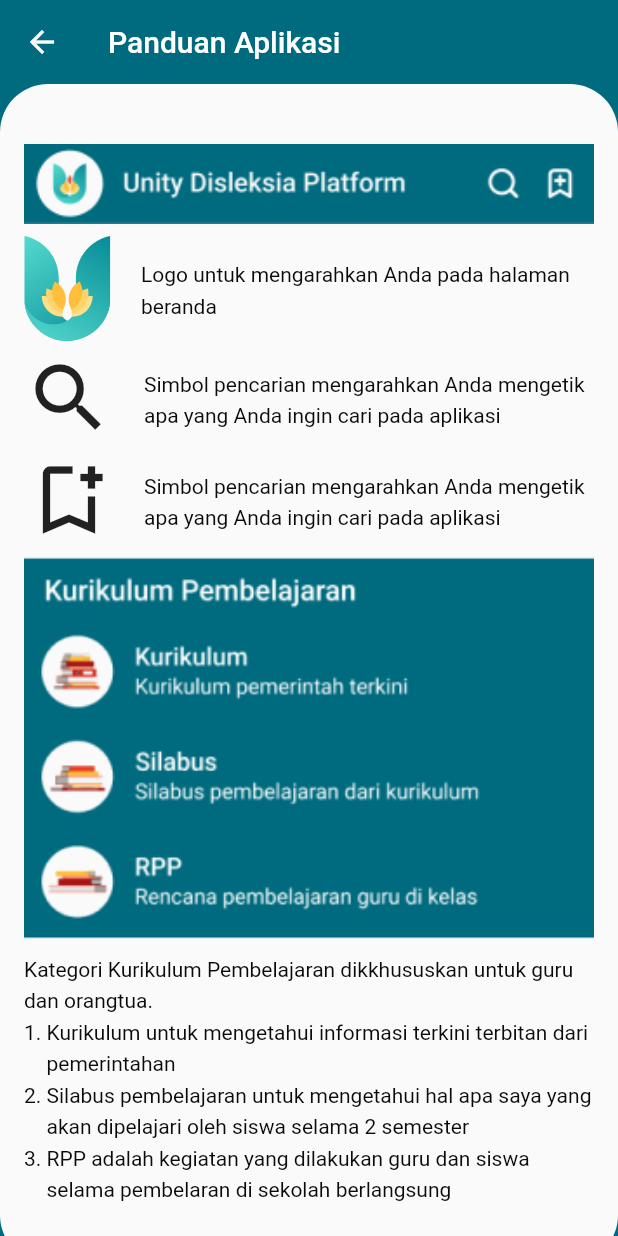
After one commit to muhamadirwan99/UnityDisleksiaPlatformV2, a Flutter app: the PanduanAplikasiView screen opened directly, on a phone screen of 412 x 824 dp. The commit adds this screen. Run offline on Flutter 3.47's test engine with Material 2 defaults, Android fonts, the phone set to English and light mode, and no system bars; our stand-ins replace dots_indicator, flutter_svg, get, google_fonts.

Commit message:
panduan aplikasi unfinish

```diff
--- a/config.json
+++ b/config.json
@@ -5,6 +5,7 @@
         "bookmark",
         "search",
         "splashscreen/initial_page",
-        "splashscreen/introduction"
+        "splashscreen/introduction",
+        "panduan_aplikasi"
     ]
 }
--- a/lib/core.dart
+++ b/lib/core.dart
@@ -5,11 +5,22 @@ it means you have to rename it to something more unique.
 */
 export 'package:udp_v2/module/beranda/controller/beranda_controller.dart';
 export 'package:udp_v2/module/beranda/view/beranda_view.dart';
+export 'package:udp_v2/module/beranda/widget/container_informasi_lainnya_widget.dart';
+export 'package:udp_v2/module/beranda/widget/container_kurikulum_widget.dart';
+export 'package:udp_v2/module/beranda/widget/container_materi_pelajaran_widget.dart';
 export 'package:udp_v2/module/beranda/widget/image_slide_widget.dart';
+export 'package:udp_v2/module/beranda/widget/row_kelas_widget.dart';
 export 'package:udp_v2/module/bookmark/controller/bookmark_controller.dart';
 export 'package:udp_v2/module/bookmark/view/bookmark_view.dart';
+export 'package:udp_v2/module/bookmark/widget/card_informasi_widget.dart';
+export 'package:udp_v2/module/bookmark/widget/card_pelajaran_widget.dart';
+export 'package:udp_v2/module/bookmark/widget/content_informasi_kosong_widget.dart';
+export 'package:udp_v2/module/bookmark/widget/content_pelajaran_kosong_widget.dart';
+export 'package:udp_v2/module/panduan_aplikasi/controller/panduan_aplikasi_controller.dart';
+export 'package:udp_v2/module/panduan_aplikasi/view/panduan_aplikasi_view.dart';
 export 'package:udp_v2/module/search/controller/search_controller.dart';
 export 'package:udp_v2/module/search/view/search_view.dart';
+export 'package:udp_v2/module/search/widget/tidak_ada_hasil_widget.dart';
 export 'package:udp_v2/module/splashscreen/initial_page/controller/initial_page_controller.dart';
 export 'package:udp_v2/module/splashscreen/initial_page/view/initial_page_view.dart';
 export 'package:udp_v2/module/splashscreen/introduction/controller/introduction_controller.dart';
--- a/lib/module/beranda/view/beranda_view.dart
+++ b/lib/module/beranda/view/beranda_view.dart
@@ -1,9 +1,6 @@
 import 'package:flutter_svg/flutter_svg.dart';
 import 'package:get/get_state_manager/get_state_manager.dart';
 import 'package:udp_v2/core.dart';
-import 'package:udp_v2/module/beranda/widget/container_Informasi_lainnya_widget.dart';
-import 'package:udp_v2/module/beranda/widget/container_kurikulum_widget.dart';
-import 'package:udp_v2/module/beranda/widget/container_materi_pelajaran_widget.dart';
 
 class BerandaView extends StatefulWidget {
   const BerandaView({Key? key}) : super(key: key);
@@ -113,7 +110,11 @@ class _BerandaViewState extends State<BerandaView> {
                   const SizedBox(
                     height: 16,
                   ),
-                  Container(
+                  InkWell(
+                    onTap: () {
+                      Get.to(const PanduanAplikasiView());
+                    },
+                    child: Container(
                       height: 40,
                       width: MediaQuery.of(context).size.width,
                       decoration: BoxDecoration(
@@ -129,6 +130,7 @@ class _BerandaViewState extends State<BerandaView> {
                               "Panduan aplikasi disini ya...",
                               style: titleSmall.copyWith(color: gray100),
                             )),
+                      ),
                     ),
                   ),
                   const SizedBox(
--- a/lib/module/bookmark/view/bookmark_view.dart
+++ b/lib/module/bookmark/view/bookmark_view.dart
@@ -1,10 +1,6 @@
 import 'dart:io';
 import 'package:udp_v2/core.dart';
 import 'package:get/get.dart';
-import 'package:udp_v2/module/bookmark/widget/card_informasi_widget.dart';
-import 'package:udp_v2/module/bookmark/widget/card_pelajaran_widget.dart';
-import 'package:udp_v2/module/bookmark/widget/content_informasi_kosong_widget.dart';
-import 'package:udp_v2/module/bookmark/widget/content_pelajaran_kosong_widget.dart';
 
 class BookmarkView extends StatefulWidget {
   const BookmarkView({Key? key}) : super(key: key);
--- a/lib/module/bookmark/widget/card_informasi_widget.dart
+++ b/lib/module/bookmark/widget/card_informasi_widget.dart
@@ -1,3 +1,4 @@
+import 'package:flutter_svg/flutter_svg.dart';
 import 'package:udp_v2/core.dart';
 
 class CardInformasiWidget extends StatefulWidget {
--- /dev/null
+++ b/lib/module/panduan_aplikasi/controller/panduan_aplikasi_controller.dart
@@ -0,0 +1,21 @@
+import 'package:get/get.dart';
+import '../view/panduan_aplikasi_view.dart';
+
+class PanduanAplikasiController extends GetxController {
+  PanduanAplikasiView? view;
+
+  @override
+  void onInit() {
+    super.onInit();
+  }
+
+  @override
+  void onReady() {
+    super.onReady();
+  }
+
+  @override
+  void onClose() {
+    super.onClose();
+  }
+}
--- /dev/null
+++ b/lib/module/panduan_aplikasi/view/panduan_aplikasi_view.dart
@@ -0,0 +1,48 @@
+import 'package:flutter_svg/flutter_svg.dart';
+import 'package:udp_v2/core.dart';
+import 'package:get/get.dart';
+import 'package:udp_v2/module/panduan_aplikasi/widget/panduan_paragraf_kedua_widget%20.dart';
+import 'package:udp_v2/module/panduan_aplikasi/widget/panduan_paragraf_pertama_widget.dart';
+
+class PanduanAplikasiView extends StatelessWidget {
+  const PanduanAplikasiView({Key? key}) : super(key: key);
+
+  @override
+  Widget build(BuildContext context) {
+    return GetBuilder<PanduanAplikasiController>(
+      init: PanduanAplikasiController(),
+      builder: (controller) {
+        controller.view = this;
+
+        return Scaffold(
+          backgroundColor: blue600,
+          appBar: AppBar(
+            backgroundColor: blue600,
+            title: const Text("Panduan Aplikasi"),
+            elevation: 0,
+          ),
+          body: SingleChildScrollView(
+            child: Container(
+              width: MediaQuery.of(context).size.width,
+              decoration: const BoxDecoration(
+                borderRadius: BorderRadius.all(Radius.circular(32)),
+                color: gray100,
+              ),
+              padding:
+                  const EdgeInsets.symmetric(horizontal: 16.0, vertical: 40),
+              child: Column(
+                children: [
+                  const PanduanParagrafPertamaWidget(),
+                  const SizedBox(
+                    height: 8,
+                  ),
+                  const PanduanParagrafKeduaWidget()
+                ],
+              ),
+            ),
+          ),
+        );
+      },
+    );
+  }
+}
--- /dev/null
+++ b/lib/module/panduan_aplikasi/widget/panduan_paragraf_kedua_widget .dart
@@ -0,0 +1,88 @@
+import 'package:flutter_svg/flutter_svg.dart';
+import 'package:udp_v2/core.dart';
+
+class PanduanParagrafKeduaWidget extends StatelessWidget {
+  const PanduanParagrafKeduaWidget({super.key});
+
+  @override
+  Widget build(BuildContext context) {
+    return Column(
+      children: [
+        Image.asset(
+          "assets/images/images_panduan_aplikasi_2.jpg",
+          fit: BoxFit.fill,
+          width: MediaQuery.of(context).size.width,
+        ),
+        const SizedBox(
+          height: 8,
+        ),
+        Flex(direction: Axis.horizontal, children: [
+          Expanded(
+            child: Text(
+                "Kategori Kurikulum Pembelajaran dikkhususkan untuk guru dan orangtua. ",
+                textAlign: TextAlign.start,
+                style: bodyMedium.copyWith(
+                    color: const Color(0xff0A0A0A), height: 1.5)),
+          ),
+        ]),
+        Row(
+          crossAxisAlignment: CrossAxisAlignment.start,
+          children: [
+            SizedBox(
+              width: 15,
+              child: Text("1.",
+                  textAlign: TextAlign.start,
+                  style: bodyMedium.copyWith(
+                      color: const Color(0xff0A0A0A), height: 1.5)),
+            ),
+            Expanded(
+              child: Text(
+                  "Kurikulum untuk mengetahui informasi terkini terbitan dari pemerintahan",
+                  textAlign: TextAlign.start,
+                  style: bodyMedium.copyWith(
+                      color: const Color(0xff0A0A0A), height: 1.5)),
+            ),
+          ],
+        ),
+        Row(
+          crossAxisAlignment: CrossAxisAlignment.start,
+          children: [
+            SizedBox(
+              width: 15,
+              child: Text("2.",
+                  textAlign: TextAlign.start,
+                  style: bodyMedium.copyWith(
+                      color: const Color(0xff0A0A0A), height: 1.5)),
+            ),
+            Expanded(
+              child: Text(
+                  "Silabus pembelajaran untuk mengetahui hal apa saya yang akan dipelajari oleh siswa selama 2 semester",
+                  textAlign: TextAlign.start,
+                  style: bodyMedium.copyWith(
+                      color: const Color(0xff0A0A0A), height: 1.5)),
+            ),
+          ],
+        ),
+        Row(
+          crossAxisAlignment: CrossAxisAlignment.start,
+          children: [
+            SizedBox(
+              width: 15,
+              child: Text("3.",
+                  textAlign: TextAlign.start,
+                  style: bodyMedium.copyWith(
+                      color: const Color(0xff0A0A0A), height: 1.5)),
+            ),
+            Expanded(
+              child: Text(
+                  "RPP adalah kegiatan yang dilakukan guru dan siswa selama pembelaran di sekolah berlangsung",
+                  textAlign: TextAlign.start,
+                  style: bodyMedium.copyWith(
+                      color: const Color(0xff0A0A0A), height: 1.5)),
+            ),
+          ],
+        ),
+      ],
+    );
+  }
+}
--- /dev/null
+++ b/lib/module/panduan_aplikasi/widget/panduan_paragraf_pertama_widget.dart
@@ -0,0 +1,83 @@
+import 'package:flutter_svg/flutter_svg.dart';
+import 'package:udp_v2/core.dart';
+
+class PanduanParagrafPertamaWidget extends StatelessWidget {
+  const PanduanParagrafPertamaWidget({super.key});
+
+  @override
+  Widget build(BuildContext context) {
+    return Column(
+      children: [
+        Image.asset(
+          "assets/images/images_panduan_aplikasi_1.jpg",
+          fit: BoxFit.fill,
+          width: MediaQuery.of(context).size.width,
+        ),
+        const SizedBox(
+          height: 8,
+        ),
+        Row(
+          children: [
+            SvgPicture.asset(
+              "assets/images/logo_icon.svg",
+            ),
+            const SizedBox(
+              width: 20,
+            ),
+            SizedBox(
+              width: 290,
+              child: Expanded(
+                child: Text("Logo untuk mengarahkan Anda pada halaman beranda",
+                    textAlign: TextAlign.start,
+                    style: bodyMedium.copyWith(
+                        color: const Color(0xff0A0A0A), height: 1.5)),
+              ),
+            ),
+          ],
+        ),
+        const SizedBox(
+          height: 8,
+        ),
+        Row(
+          children: [
+            const Icon(
+              Icons.search,
+              size: 60.0,
+            ),
+            const SizedBox(
+              width: 20,
+            ),
+            Expanded(
+              child: Text(
+                  "Simbol pencarian mengarahkan Anda mengetik apa yang Anda ingin cari pada aplikasi",
+                  textAlign: TextAlign.start,
+                  style: bodyMedium.copyWith(
+                      color: const Color(0xff0A0A0A), height: 1.5)),
+            ),
+          ],
+        ),
+        const SizedBox(
+          height: 8,
+        ),
+        Row(
+          children: [
+            const Icon(
+              Icons.bookmark_add_outlined,
+              size: 60.0,
+            ),
+            const SizedBox(
+              width: 20,
+            ),
+            Expanded(
+              child: Text(
+                  "Simbol pencarian mengarahkan Anda mengetik apa yang Anda ingin cari pada aplikasi",
+                  textAlign: TextAlign.start,
+                  style: bodyMedium.copyWith(
+                      color: const Color(0xff0A0A0A), height: 1.5)),
+            ),
+          ],
+        ),
+      ],
+    );
+  }
+}
```
Also changed, not shown: assets/images/images_panduan_aplikasi_1.jpg (added), assets/images/images_panduan_aplikasi_2.jpg (added), assets/images/images_panduan_aplikasi_3.jpg (added), assets/images/images_panduan_aplikasi_4.jpg (added), 1 other file. Lines whose indentation alone changed are shown as unchanged.
